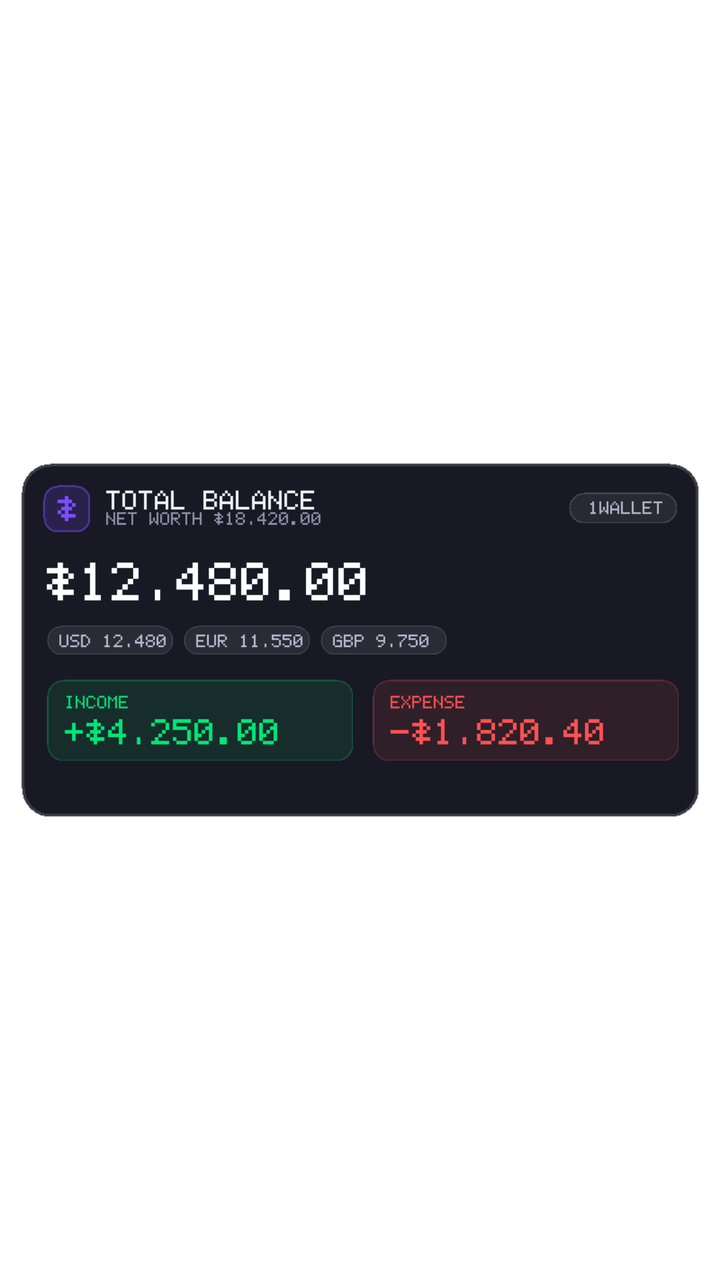
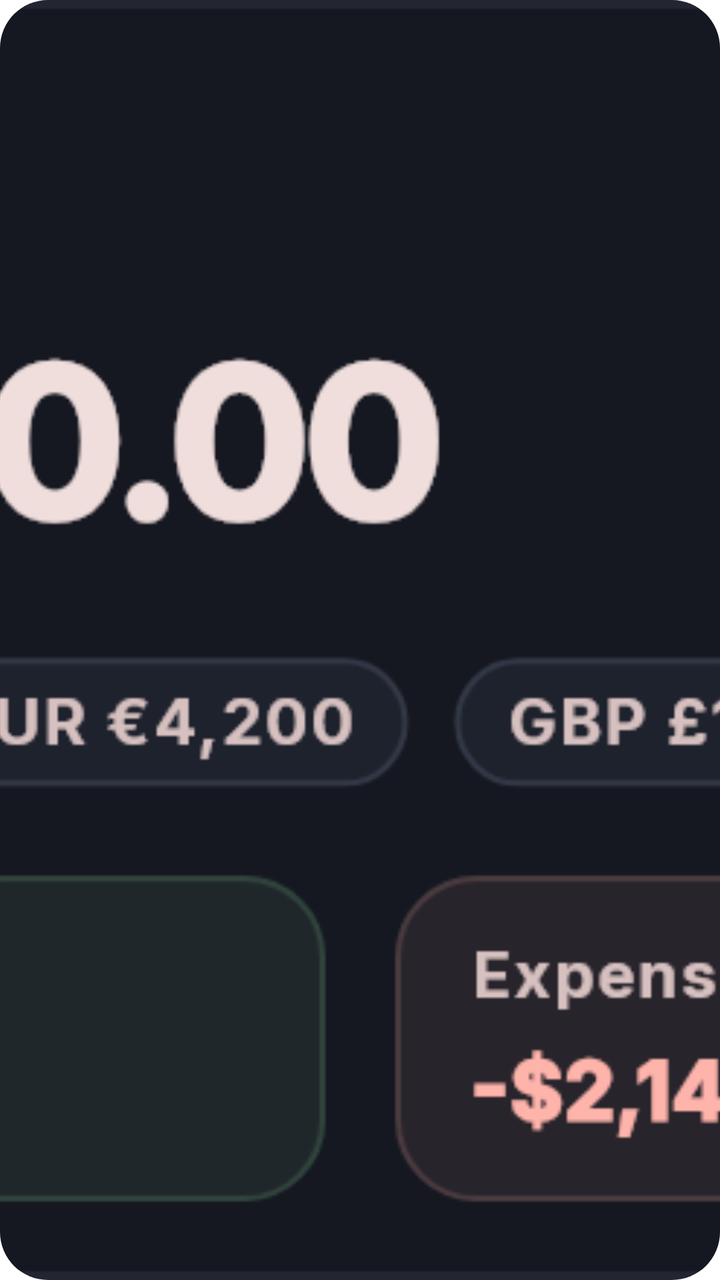

An Android layout rendered at two revisions. The XML below is the earlier revision; the diff shows what the commit changed to produce the second picture.
<!-- AndroidManifest.xml: fallback theme Theme.MaterialComponents.DayNight.NoActionBar -->
<!-- res/layout/widget_balance.xml -->
<?xml version="1.0" encoding="utf-8"?>
<ImageView xmlns:android="http://schemas.android.com/apk/res/android"
    android:id="@+id/widget_balance_root"
    android:layout_width="match_parent"
    android:layout_height="match_parent"
    android:scaleType="fitCenter"
    android:adjustViewBounds="true"
    android:src="@drawable/widget_preview_balance"
    android:contentDescription="1Wallet Total Balance" />
<!-- resources referenced by this layout -->
<resources>
  <!-- drawable widget_preview_balance: png bitmap (drawable, 5963 bytes) -->
</resources>

<!-- the commit's change to res/layout/widget_balance.xml (unified diff, before → after) -->
@@ -3,7 +3,9 @@
     android:id="@+id/widget_balance_root"
     android:layout_width="match_parent"
     android:layout_height="match_parent"
-    android:scaleType="fitCenter"
-    android:adjustViewBounds="true"
+    android:background="@drawable/widget_background"
+    android:clipToOutline="true"
+    android:scaleType="centerCrop"
+    android:adjustViewBounds="false"
     android:src="@drawable/widget_preview_balance"
     android:contentDescription="1Wallet Total Balance" />
<!-- resource entries referenced after the edit -->
@@ -1,5 +1,15 @@
 <!-- resources referenced by this layout -->
 <resources>
-  <!-- drawable widget_preview_balance: png bitmap (drawable, 5963 bytes) -->
+  <!-- drawable widget_background (drawable) -->
+  <?xml version="1.0" encoding="utf-8"?>
+  <shape xmlns:android="http://schemas.android.com/apk/res/android"
+      android:shape="rectangle">
+      <solid android:color="#FF151820" />
+      <corners android:radius="24dp" />
+      <stroke
+          android:width="1.2dp"
+          android:color="#33FFFFFF" />
+  </shape>
+  <!-- drawable widget_preview_balance: png bitmap (drawable, 47451 bytes) -->
 </resources>
 
